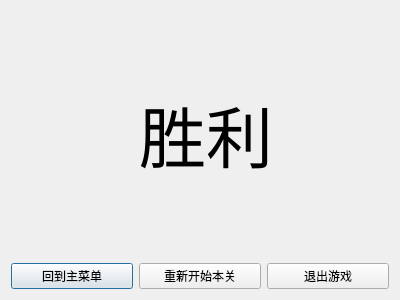
Qt form src/finallywindialog.ui (Kakusi-IO/WarChess) before a commit.
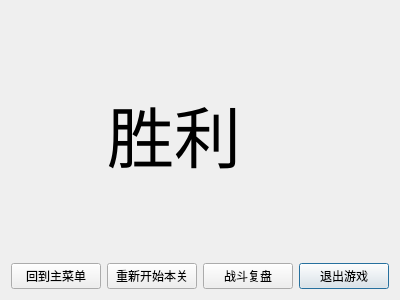
The same form after that commit.

Commit message: 添加战斗复盘功能

The edit to the form file:
```diff
--- a/src/finallywindialog.ui
+++ b/src/finallywindialog.ui
@@ -14,6 +14,34 @@
    <string>Dialog</string>
   </property>
   <layout class="QGridLayout" name="gridLayout">
+   <item row="2" column="3">
+    <widget class="QPushButton" name="exitBtn">
+     <property name="text">
+      <string>退出游戏</string>
+     </property>
+    </widget>
+   </item>
+   <item row="2" column="0">
+    <widget class="QPushButton" name="toInitBtn">
+     <property name="text">
+      <string>回到主菜单</string>
+     </property>
+    </widget>
+   </item>
+   <item row="2" column="1">
+    <widget class="QPushButton" name="restartBtn">
+     <property name="text">
+      <string>重新开始本关</string>
+     </property>
+    </widget>
+   </item>
+   <item row="2" column="2">
+    <widget class="QPushButton" name="reviewBtn">
+     <property name="text">
+      <string>战斗复盘</string>
+     </property>
+    </widget>
+   </item>
    <item row="0" column="1" colspan="2">
     <widget class="QLabel" name="label">
      <property name="font">
@@ -26,27 +54,6 @@
      </property>
     </widget>
    </item>
-   <item row="1" column="0">
-    <widget class="QPushButton" name="toInitBtn">
-     <property name="text">
-      <string>回到主菜单</string>
-     </property>
-    </widget>
-   </item>
-   <item row="1" column="1">
-    <widget class="QPushButton" name="restartBtn">
-     <property name="text">
-      <string>重新开始本关</string>
-     </property>
-    </widget>
-   </item>
-   <item row="1" column="2">
-    <widget class="QPushButton" name="exitBtn">
-     <property name="text">
-      <string>退出游戏</string>
-     </property>
-    </widget>
-   </item>
   </layout>
  </widget>
  <resources/>
```
The commit also changes 14 other files.
